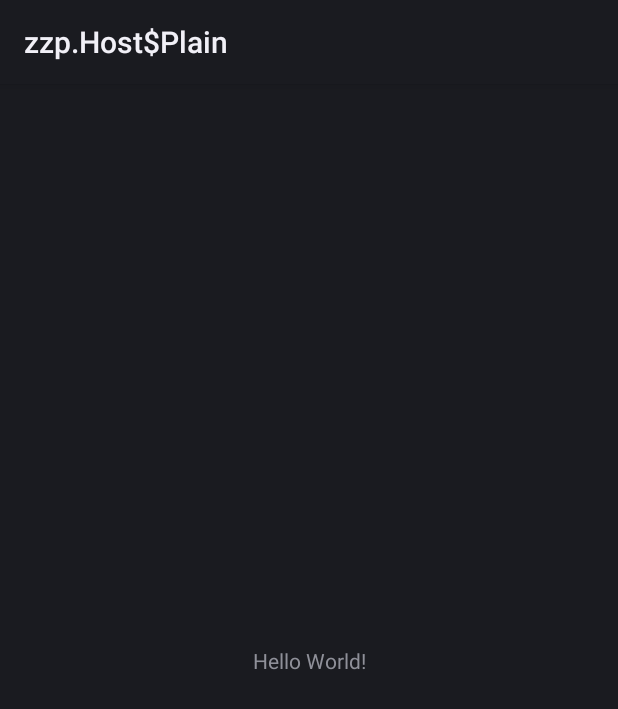
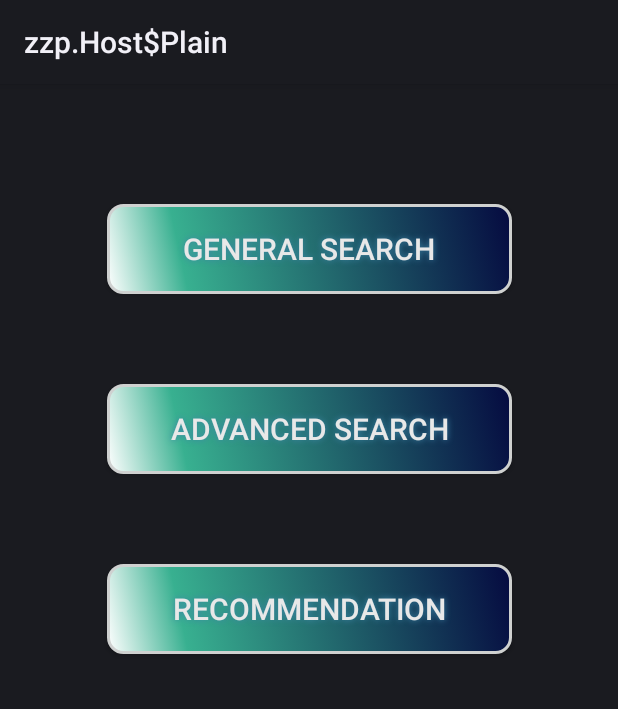
Before and after one commit to TeonChien/MovieToday, an Android app: the layout activity_main.xml on its own in the app's theme, with its tools: preview values and no code run, on a phone screen of 412 x 824 dp. Shown: the top 709 px of the screen. Run offline under Robolectric (Android 15) with nearby library versions, the phone set to English and light mode, and no system bars.

Commit message:
V1.1 2018/1/7
新增按鈕，按了會變色。

```diff
--- a/AndroidProject/base/src/main/res/values/colors.xml
+++ b/AndroidProject/base/src/main/res/values/colors.xml
@@ -1,6 +1,7 @@
 <?xml version="1.0" encoding="utf-8"?>
 <resources>
-    <color name="colorPrimary">#3F51B5</color>
-    <color name="colorPrimaryDark">#303F9F</color>
-    <color name="colorAccent">#FF4081</color>
+    <color name="colorPrimary">#3eafbd</color>
+    <color name="colorPrimaryDark">#132229</color>
+    <color name="colorAccent">#225e99</color>
+    <color name="backgound_material_light">#132229</color>
 </resources>
--- a/AndroidProject/base/src/main/res/values/styles.xml
+++ b/AndroidProject/base/src/main/res/values/styles.xml
@@ -6,6 +6,9 @@
         <item name="colorPrimary">@color/colorPrimary</item>
         <item name="colorPrimaryDark">@color/colorPrimaryDark</item>
         <item name="colorAccent">@color/colorAccent</item>
+        <item name="android:colorBackground">@color/backgound_material_light</item>
     </style>
 
+    <style name="MovieToday" parent="AppTheme" />
+
 </resources>
--- /dev/null
+++ b/AndroidProject/feature/src/main/res/drawable/buttonstyle.xml
@@ -0,0 +1,52 @@
+<?xml version="1.0" encoding="utf-8"?>
+<selector xmlns:android="http://schemas.android.com/apk/res/android">
+    <!-- 按壓時 -->
+    <item android:state_pressed="true">
+        <shape android:shape="rectangle">
+            <corners
+                android:radius="10dp"
+                />
+            <gradient
+                android:angle="45"
+                android:centerX="19%"
+                android:centerColor="#B05B46"
+                android:startColor="#9E9E9E"
+                android:endColor="#060D52"
+                android:type="linear"
+                />
+            <size
+                android:width="270dp"
+                android:height="60dp"
+                />
+            <stroke
+                android:width="2dp"
+                android:color="#CFD1D0"
+                />
+        </shape>
+    </item>
+
+    <item android:color="@android:color/black">
+        <shape android:shape="rectangle" >
+            <corners
+            android:radius="10dp"
+            />
+            <gradient
+            android:angle="45"
+            android:centerX="19%"
+            android:centerColor="#38B090"
+            android:startColor="#FFFFFF"
+            android:endColor="#050A40"
+            android:type="linear"
+            />
+            <size
+            android:width="270dp"
+            android:height="60dp"
+            />
+            <stroke
+            android:width="2dp"
+            android:color="#CFD1D0"
+            />
+        </shape>
+    </item>
+
+</selector>
--- a/AndroidProject/feature/src/main/res/layout/activity_main.xml
+++ b/AndroidProject/feature/src/main/res/layout/activity_main.xml
@@ -6,11 +6,56 @@
     android:layout_height="match_parent"
     tools:context="com.example.teon.myapplication.feature.MainActivity">
 
-    <TextView
-        android:layout_width="wrap_content"
+    <Button
+        android:id="@+id/general"
+        android:layout_width="270dp"
         android:layout_height="wrap_content"
-        android:text="Hello World!"
-        app:layout_constraintBottom_toBottomOf="parent"
+        android:layout_marginTop="80dp"
+        android:background="@drawable/buttonstyle"
+        android:shadowColor="#3E85A8"
+        android:shadowDx="0"
+
+        android:shadowDy="0"
+        android:shadowRadius="5"
+        android:text="General Search"
+        android:textColor="#E8E8E8"
+        android:textSize="20sp"
+        app:layout_constraintLeft_toLeftOf="parent"
+        app:layout_constraintRight_toRightOf="parent"
+        app:layout_constraintTop_toTopOf="parent" />
+
+    <Button
+        android:id="@+id/advanced"
+        android:layout_width="270dp"
+        android:layout_height="wrap_content"
+        android:layout_marginTop="200dp"
+        android:background="@drawable/buttonstyle"
+        android:shadowColor="#3E85A8"
+        android:shadowDx="0"
+
+        android:shadowDy="0"
+        android:shadowRadius="5"
+        android:text="Advanced Search"
+        android:textColor="#E8E8E8"
+        android:textSize="20sp"
+        app:layout_constraintLeft_toLeftOf="parent"
+        app:layout_constraintRight_toRightOf="parent"
+        app:layout_constraintTop_toTopOf="parent" />
+
+    <Button
+        android:id="@+id/recommendation"
+        android:layout_width="270dp"
+        android:layout_height="wrap_content"
+        android:layout_marginTop="320dp"
+        android:background="@drawable/buttonstyle"
+        android:shadowColor="#3E85A8"
+        android:shadowDx="0"
+
+        android:shadowDy="0"
+        android:shadowRadius="5"
+        android:text="recommendation"
+        android:textColor="#E8E8E8"
+        android:textSize="20sp"
         app:layout_constraintLeft_toLeftOf="parent"
         app:layout_constraintRight_toRightOf="parent"
         app:layout_constraintTop_toTopOf="parent" />
```
